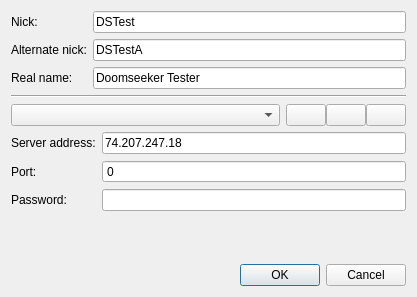
Before: the Qt Designer form src/core/gui/irc/ircnetworkselectionbox.ui in Destroyerrrocket/doomseeker-unofficial, drawn with Qt 5.
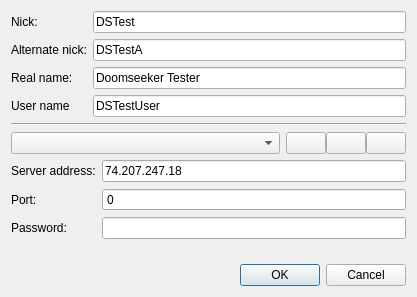
After: the same form once the commit is applied. Icons and pictures are not drawn.

Commit message: - IRC: username can now be specified when connecting to an IRC network. - Somewhat reduced mutability of IRCNetworkConnectionInfo and converted it from class to struct. - IRC: /USER message is now compatible with the newer RFC 2812 specification instead of RFC 1459.

The edit to the form file:
```diff
--- a/src/core/gui/irc/ircnetworkselectionbox.ui
+++ b/src/core/gui/irc/ircnetworkselectionbox.ui
@@ -61,6 +61,23 @@
        </property>
       </widget>
      </item>
+     <item row="3" column="0">
+      <widget class="QLabel" name="label_7">
+       <property name="text">
+        <string>User name</string>
+       </property>
+      </widget>
+     </item>
+     <item row="3" column="1">
+      <widget class="QLineEdit" name="leUserName">
+       <property name="toolTip">
+        <string>Sent to the IRC network during login. If not specified, defaults to nick.</string>
+       </property>
+       <property name="text">
+        <string>DSTestUser</string>
+       </property>
+      </widget>
+     </item>
     </layout>
    </item>
    <item>
```
The commit also changes 10 other files.
